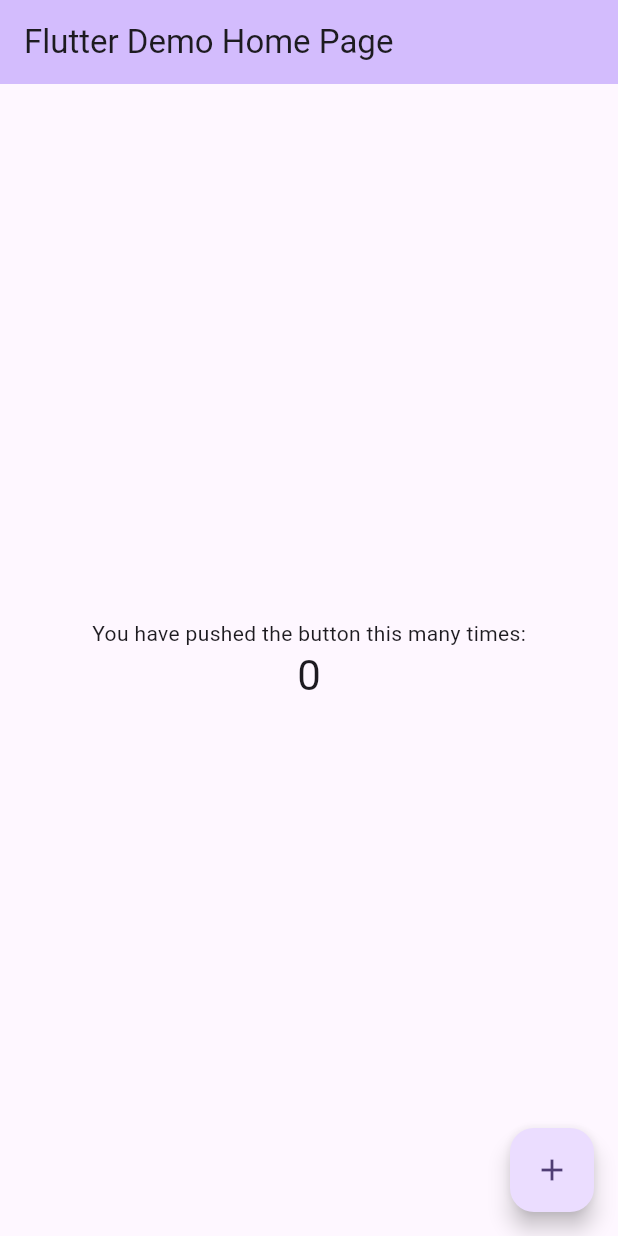
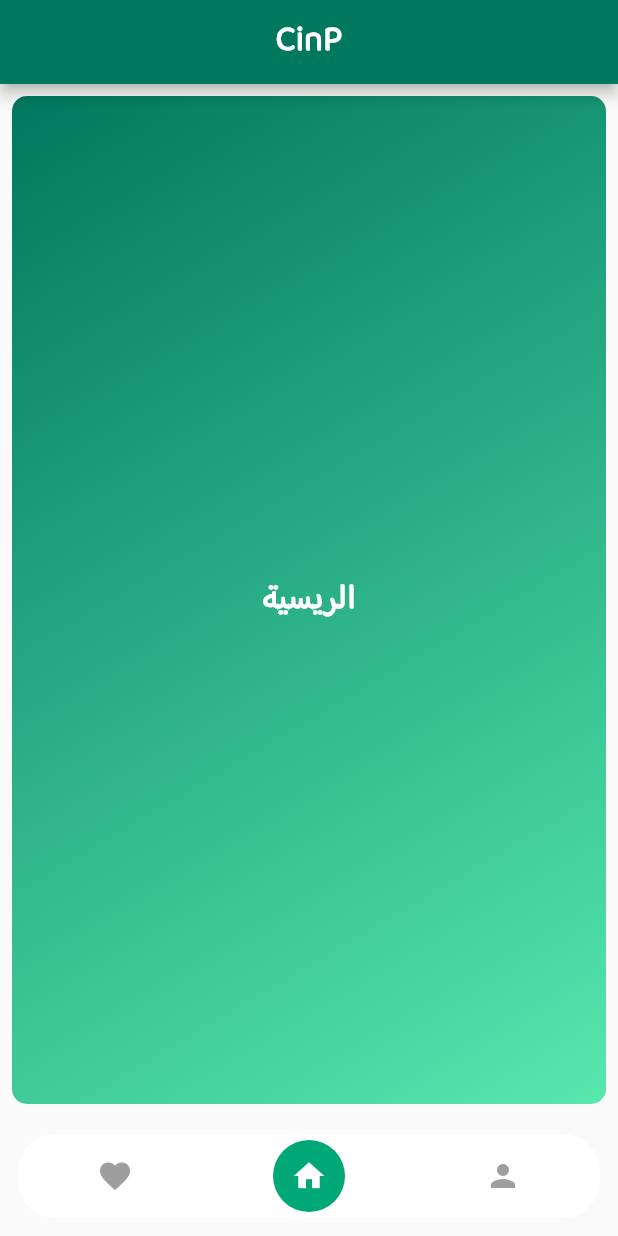
Before and after one commit to s448/city-in-your-pocket-app, a Flutter app: the screen it shows after launch, on a phone screen of 412 x 824 dp. Run offline on Flutter 3.47's test engine with Material 2 defaults, Android fonts, the light colour scheme and no system bars; drawn by our look-alikes of flutter_snake_navigationbar; our stand-ins replace get.

Commit message:
nav bar & main pages & styles and constants

```diff
--- /dev/null
+++ b/lib/Constant/colors.dart
@@ -0,0 +1,19 @@
+import 'dart:ui';
+
+import 'package:flutter/material.dart';
+
+class ColorManager {
+  // Primary color shades of green
+  static const primaryColor = Color(0xFF00A878);
+  static const primaryColorDark = Color(0xFF00785E);
+  static const primaryColorLight = Color(0xFF57E8AE);
+
+  // Secondary color
+  static const secondaryColor = Colors.white;
+
+  // Accent color
+  static const accentColor = Colors.orange;
+
+  //unselected items
+  static const navBarUnselectedColor = Colors.grey;
+}
--- /dev/null
+++ b/lib/Constant/style.dart
@@ -0,0 +1,63 @@
+import 'package:flutter/material.dart';
+import 'package:get/get.dart';
+
+import 'colors.dart';
+
+class StyleManager {
+  //font name
+  static const font = "regular";
+
+  //text style
+  static const TextStyle headline1 = TextStyle(
+    fontSize: 23,
+    fontFamily: font,
+    fontWeight: FontWeight.bold,
+    color: Colors.white,
+  );
+
+  static const TextStyle bodyText1 = TextStyle(
+    fontSize: 16,
+    fontFamily: font,
+    color: Colors.grey,
+  );
+
+  //light theme
+  static final themeManager = ThemeData(
+      primaryColor: ColorManager.primaryColorDark,
+      hintColor: ColorManager.accentColor,
+      appBarTheme: const AppBarTheme(
+        color: ColorManager.primaryColorDark,
+        titleTextStyle: headline1
+      )
+  );
+
+  //box decorations
+  static const BoxDecoration roundedBoxDecoration = BoxDecoration(
+    borderRadius: BorderRadius.all(Radius.circular(10)),
+    color: Colors.grey,
+  );
+
+  static const BoxDecoration gradientBoxDecoration = BoxDecoration(
+    borderRadius: BorderRadius.all(Radius.circular(10)),
+    gradient: LinearGradient(
+      colors: [ColorManager.primaryColorDark, ColorManager.primaryColorLight],
+      begin: Alignment.topLeft,
+      end: Alignment.bottomRight,
+    ),
+  );
+
+  //button styles
+  static final ButtonStyle primaryButtonStyle = ButtonStyle(
+    minimumSize: MaterialStateProperty.all(Size(Get.width, Get.height * 0.05)),
+    backgroundColor: MaterialStateProperty.all(ColorManager.primaryColor),
+    textStyle: MaterialStateProperty.all(const TextStyle(color: Colors.white)),
+    // Add more properties like padding, shape, etc.
+  );
+
+  static final ButtonStyle secondaryButtonStyle = ButtonStyle(
+    minimumSize: MaterialStateProperty.all(Size(Get.width, Get.height * 0.05)),
+    backgroundColor: MaterialStateProperty.all(ColorManager.secondaryColor),
+    textStyle: MaterialStateProperty.all(const TextStyle(color: Colors.white)),
+    // Add more properties like padding, shape, etc.
+  );
+}
--- /dev/null
+++ b/lib/View/home_page.dart
@@ -0,0 +1,23 @@
+import 'package:flutter/material.dart';
+import 'package:cityinpocket/Constant/style.dart';
+class HomePage extends StatefulWidget {
+  const HomePage({Key? key}) : super(key: key);
+
+  @override
+  State<HomePage> createState() => _HomePageState();
+}
+
+class _HomePageState extends State<HomePage> {
+  @override
+  Widget build(BuildContext context) {
+    return Padding(
+      padding: const EdgeInsets.all(8.0),
+      child: Container(
+        decoration: StyleManager.gradientBoxDecoration,
+        child: Center(
+          child: Text("الريسية",style: StyleManager.headline1,),
+        ),
+      ),
+    );
+  }
+}
--- /dev/null
+++ b/lib/Widget/nav_bar.dart
@@ -0,0 +1,115 @@
+import 'package:cityinpocket/Constant/colors.dart';
+import 'package:cityinpocket/View/favourites_page.dart';
+import 'package:cityinpocket/View/home_page.dart';
+import 'package:cityinpocket/View/profile_page.dart';
+import 'package:flutter/material.dart';
+import 'package:flutter_snake_navigationbar/flutter_snake_navigationbar.dart';
+
+class SnakeNavigationBarExampleScreen extends StatefulWidget {
+  const SnakeNavigationBarExampleScreen({Key? key}) : super(key: key);
+
+  @override
+  _SnakeNavigationBarExampleScreenState createState() =>
+      _SnakeNavigationBarExampleScreenState();
+}
+
+class _SnakeNavigationBarExampleScreenState
+    extends State<SnakeNavigationBarExampleScreen> {
+  final BorderRadius _borderRadius = const BorderRadius.only(
+    topLeft: Radius.circular(25),
+    topRight: Radius.circular(25),
+  );
+
+  ShapeBorder? bottomBarShape = const RoundedRectangleBorder(
+    borderRadius: BorderRadius.all(Radius.circular(25)),
+  );
+  SnakeBarBehaviour snakeBarStyle = SnakeBarBehaviour.floating;
+  EdgeInsets padding = const EdgeInsets.all(12);
+
+  int _selectedItemPosition = 1;
+  SnakeShape snakeShape = SnakeShape.circle;
+
+  bool showSelectedLabels = false;
+  bool showUnselectedLabels = false;
+
+  Color selectedColor = ColorManager.primaryColor;
+  Color unselectedColor = ColorManager.navBarUnselectedColor;
+
+  @override
+  Widget build(BuildContext context) {
+    return Scaffold(
+      appBar: AppBar(
+        centerTitle: true,
+        title: const Text("CinP"),
+      ),
+      body: Center(
+        child: _pages.elementAt(_selectedItemPosition), //New
+      ),
+      bottomNavigationBar: SnakeNavigationBar.color(
+        // height: 80,
+        behaviour: snakeBarStyle,
+        snakeShape: snakeShape,
+        shape: bottomBarShape,
+        padding: padding,
+        snakeViewColor: selectedColor,
+        selectedItemColor:
+            snakeShape == SnakeShape.indicator ? selectedColor : null,
+        unselectedItemColor: unselectedColor,
+        showUnselectedLabels: showUnselectedLabels,
+        showSelectedLabels: showSelectedLabels,
+
+        currentIndex: _selectedItemPosition,
+        onTap: (index) => setState(() => _selectedItemPosition = index),
+        items: const [
+          BottomNavigationBarItem(icon: Icon(Icons.favorite), label: 'tickets'),
+          BottomNavigationBarItem(icon: Icon(Icons.home), label: 'calendar'),
+          BottomNavigationBarItem(icon: Icon(Icons.person), label: 'home'),
+        ],
+        selectedLabelStyle: const TextStyle(fontSize: 14),
+        unselectedLabelStyle: const TextStyle(fontSize: 10),
+      ),
+    );
+  }
+
+  void _onPageChanged(int page) {
+    switch (page) {
+      case 0:
+        setState(() {
+          snakeBarStyle = SnakeBarBehaviour.floating;
+          snakeShape = SnakeShape.circle;
+          padding = const EdgeInsets.all(12);
+          bottomBarShape =
+              RoundedRectangleBorder(borderRadius: BorderRadius.circular(25));
+          showSelectedLabels = false;
+          showUnselectedLabels = false;
+        });
+        break;
+      case 1:
+        setState(() {
+          snakeBarStyle = SnakeBarBehaviour.pinned;
+          snakeShape = SnakeShape.circle;
+          padding = EdgeInsets.zero;
+          bottomBarShape = RoundedRectangleBorder(borderRadius: _borderRadius);
+          showSelectedLabels = false;
+          showUnselectedLabels = false;
+        });
+        break;
+      case 2:
+        setState(() {
+          snakeBarStyle = SnakeBarBehaviour.pinned;
+          snakeShape = SnakeShape.rectangle;
+          padding = EdgeInsets.zero;
+          bottomBarShape = BeveledRectangleBorder(borderRadius: _borderRadius);
+          showSelectedLabels = true;
+          showUnselectedLabels = true;
+        });
+        break;
+    }
+  }
+}
+
+const List<Widget> _pages = <Widget>[
+  FavouritesPage(),
+  HomePage(),
+  ProfilePage(),
+];
--- a/lib/main.dart
+++ b/lib/main.dart
@@ -1,127 +1,17 @@
+import 'package:cityinpocket/Constant/style.dart';
 import 'package:flutter/material.dart';
-import 'package:get/get.dart';
-void main() {
-  runApp(const MyApp());
-}
+import 'Widget/nav_bar.dart';
 
-class MyApp extends StatelessWidget {
-  const MyApp({super.key});
+void main() => runApp(App());
 
-  // This widget is the root of your application.
+class App extends StatelessWidget {
+  const App({Key? key}) : super(key: key);
+
   @override
   Widget build(BuildContext context) {
     return MaterialApp(
-      title: 'Flutter Demo',
-      theme: ThemeData(
-        // This is the theme of your application.
-        //
-        // TRY THIS: Try running your application with "flutter run". You'll see
-        // the application has a blue toolbar. Then, without quitting the app,
-        // try changing the seedColor in the colorScheme below to Colors.green
-        // and then invoke "hot reload" (save your changes or press the "hot
-        // reload" button in a Flutter-supported IDE, or press "r" if you used
-        // the command line to start the app).
-        //
-        // Notice that the counter didn't reset back to zero; the application
-        // state is not lost during the reload. To reset the state, use hot
-        // restart instead.
-        //
-        // This works for code too, not just values: Most code changes can be
-        // tested with just a hot reload.
-        colorScheme: ColorScheme.fromSeed(seedColor: Colors.deepPurple),
-        useMaterial3: true,
-      ),
-      home: const MyHomePage(title: 'Flutter Demo Home Page'),
+      theme: StyleManager.themeManager,
+      home: const SnakeNavigationBarExampleScreen(),
     );
   }
 }
-
-class MyHomePage extends StatefulWidget {
-  const MyHomePage({super.key, required this.title});
-
-  // This widget is the home page of your application. It is stateful, meaning
-  // that it has a State object (defined below) that contains fields that affect
-  // how it looks.
-
-  // This class is the configuration for the state. It holds the values (in this
-  // case the title) provided by the parent (in this case the App widget) and
-  // used by the build method of the State. Fields in a Widget subclass are
-  // always marked "final".
-
-  final String title;
-
-  @override
-  State<MyHomePage> createState() => _MyHomePageState();
-}
-
-class _MyHomePageState extends State<MyHomePage> {
-  int _counter = 0;
-
-  void _incrementCounter() {
-    setState(() {
-      // This call to setState tells the Flutter framework that something has
-      // changed in this State, which causes it to rerun the build method below
-      // so that the display can reflect the updated values. If we changed
-      // _counter without calling setState(), then the build method would not be
-      // called again, and so nothing would appear to happen.
-      _counter++;
-    });
-  }
-
-  @override
-  Widget build(BuildContext context) {
-    // This method is rerun every time setState is called, for instance as done
-    // by the _incrementCounter method above.
-    //
-    // The Flutter framework has been optimized to make rerunning build methods
-    // fast, so that you can just rebuild anything that needs updating rather
-    // than having to individually change instances of widgets.
-    return Scaffold(
-      appBar: AppBar(
-        // TRY THIS: Try changing the color here to a specific color (to
-        // Colors.amber, perhaps?) and trigger a hot reload to see the AppBar
-        // change color while the other colors stay the same.
-        backgroundColor: Theme.of(context).colorScheme.inversePrimary,
-        // Here we take the value from the MyHomePage object that was created by
-        // the App.build method, and use it to set our appbar title.
-        title: Text(widget.title),
-      ),
-      body: Center(
-        // Center is a layout widget. It takes a single child and positions it
-        // in the middle of the parent.
-        child: Column(
-          // Column is also a layout widget. It takes a list of children and
-          // arranges them vertically. By default, it sizes itself to fit its
-          // children horizontally, and tries to be as tall as its parent.
-          //
-          // Column has various properties to control how it sizes itself and
-          // how it positions its children. Here we use mainAxisAlignment to
-          // center the children vertically; the main axis here is the vertical
-          // axis because Columns are vertical (the cross axis would be
-          // horizontal).
-          //
-          // TRY THIS: Invoke "debug painting" (choose the "Toggle Debug Paint"
-          // action in the IDE, or press "p" in the console), to see the
-          // wireframe for each widget.
-          mainAxisAlignment: MainAxisAlignment.center,
-          children: <Widget>[
-            const Text(
-              'You have pushed the button this many times:',
-            ),
-            Text(
-              '$_counter',
-              style: Theme.of(context).textTheme.headlineMedium,
-            ),
-          ],
-        ),
-      ),
-      floatingActionButton: FloatingActionButton(
-        onPressed: () {
-          _incrementCounter;
-        },
-        tooltip: 'Increment',
-        child: const Icon(Icons.add),
-      ), // This trailing comma makes auto-formatting nicer for build methods.
-    );
-  }
-}
```
Also changed, not shown: lib/View/favourites_page.dart (added, +32 -0 lines), lib/View/profile_page.dart (added, +19 -0 lines), pubspec.yaml (+5 -5 lines), assets/fonts/regular.ttf (added), pubspec.lock.
